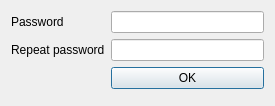
The window that credentialsdialog.ui (607011/Qt-SESAM) describes before a commit, drawn with Qt 5.
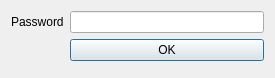
The same window after the commit.

Commit message: Changed `CredentialsDialog` so that the master password has to be entered twice if no password has been entered yet.

```diff
--- a/credentialsdialog.ui
+++ b/credentialsdialog.ui
@@ -7,7 +7,7 @@
     <x>0</x>
     <y>0</y>
     <width>275</width>
-    <height>101</height>
+    <height>75</height>
    </rect>
   </property>
   <property name="focusPolicy">
@@ -39,28 +39,14 @@
        </property>
       </widget>
      </item>
-     <item row="2" column="1">
+     <item row="1" column="1">
       <widget class="QPushButton" name="okPushButton">
        <property name="text">
         <string>OK</string>
        </property>
       </widget>
      </item>
-     <item row="1" column="1">
-      <widget class="QLineEdit" name="repeatPasswordLineEdit">
-       <property name="echoMode">
-        <enum>QLineEdit::Password</enum>
-       </property>
-      </widget>
-     </item>
-     <item row="1" column="0">
-      <widget class="QLabel" name="repeatPasswordLabel">
-       <property name="text">
-        <string>Repeat password</string>
-       </property>
-      </widget>
-     </item>
-     <item row="3" column="1">
+     <item row="2" column="1">
       <spacer name="verticalSpacer">
        <property name="orientation">
         <enum>Qt::Vertical</enum>
```
Left out of the diff: 1 changed line with no effect on the pictures. The commit also changes 2 other files.
